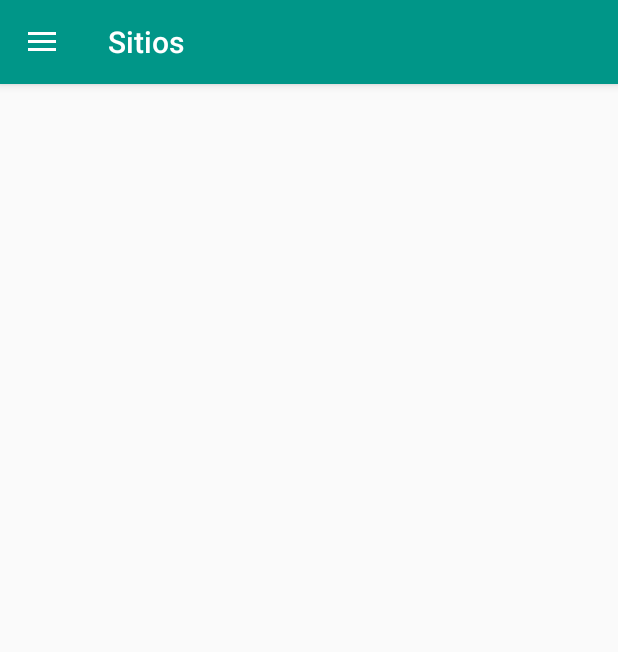
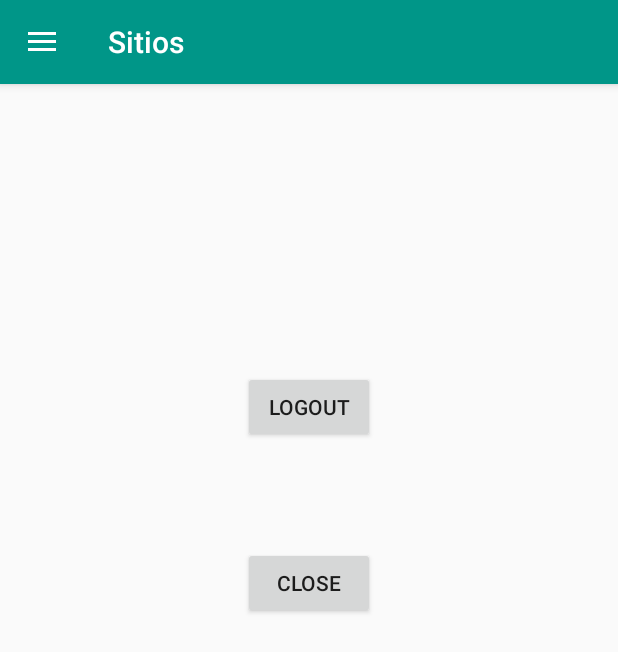
Before and after one commit to tutee/DiagonApp, an Android app: the SitiosActivity screen opened directly, with no data from a screen before it, on a phone screen of 412 x 824 dp. Shown: the top 652 px of the screen. Run offline under Robolectric (Android 15) with nearby library versions, the light colour scheme and no system bars.

Commit message:
Funcionando la sesión abierta

```diff
--- a/app/src/main/java/com/rightdecisions/diagonapp/activities/SitiosActivity.java
+++ b/app/src/main/java/com/rightdecisions/diagonapp/activities/SitiosActivity.java
@@ -1,5 +1,6 @@
 package com.rightdecisions.diagonapp.activities;
 
+import android.content.Intent;
 import android.os.Bundle;
 import android.support.annotation.Nullable;
 import android.support.design.widget.NavigationView;
@@ -7,9 +8,14 @@ import android.support.v4.view.GravityCompat;
 import android.support.v4.widget.DrawerLayout;
 import android.support.v7.app.ActionBarDrawerToggle;
 import android.support.v7.app.AppCompatActivity;
+import android.util.Log;
 import android.view.MenuItem;
 
 import com.rightdecisions.diagonapp.R;
+import android.content.Context;
+import android.content.SharedPreferences;
+import android.view.View;
+import android.widget.Button;
 
 /**
  * Created by Tute on 9/11/2016.
@@ -18,12 +24,20 @@ import com.rightdecisions.diagonapp.R;
 public class SitiosActivity extends AppCompatActivity implements NavigationView.OnNavigationItemSelectedListener {
 
     ActionBarDrawerToggle toggle;
+    Button bu=null;
+    Button bu2=null;
+    private static final int PREFERENCE_MODE_PRIVATE = 0;
+    private static final String MY_UNIQUE_PREFERENCE_FILE = "MyUniquePreferenceFile";
+    private SharedPreferences preferenceSettingsUnique;
+    private SharedPreferences.Editor preferenceEditorUnique;
 
     @Override
     protected void onCreate(@Nullable Bundle savedInstanceState) {
         super.onCreate(savedInstanceState);
         setContentView(R.layout.activity_sitios);
 
+        bu=(Button)findViewById(R.id.button2);
+        bu2=(Button)findViewById(R.id.button3);
 
         DrawerLayout drawerLayout = (DrawerLayout) findViewById(R.id.drawerLayout);
         toggle = new ActionBarDrawerToggle(this, drawerLayout, R.string.open, R.string.close);
@@ -47,4 +61,22 @@ public class SitiosActivity extends AppCompatActivity implements NavigationView.
 
         return false;
     }
+
+    public  void logout(View view){
+        preferenceSettingsUnique = getSharedPreferences(MY_UNIQUE_PREFERENCE_FILE, PREFERENCE_MODE_PRIVATE);
+        preferenceSettingsUnique.edit().clear().apply();
+        Intent intent = new Intent(
+                SitiosActivity.this,
+                LoginActivity.class);
+        startActivity(intent);
+        finish();
+    }
+
+    public void close(View view){
+        preferenceSettingsUnique = getSharedPreferences(MY_UNIQUE_PREFERENCE_FILE, PREFERENCE_MODE_PRIVATE);
+        preferenceEditorUnique = preferenceSettingsUnique.edit();
+        String prueba = preferenceSettingsUnique.getString("ID","");
+        Log.e("Shared", prueba);
+        finish();
+    }
 }
--- a/app/src/main/res/layout/activity_sitios.xml
+++ b/app/src/main/res/layout/activity_sitios.xml
@@ -10,7 +10,27 @@
     <LinearLayout xmlns:android="http://schemas.android.com/apk/res/android"
         android:orientation="vertical" android:layout_width="match_parent"
         android:layout_height="match_parent">
+        <Button
+            android:layout_width="wrap_content"
+            android:layout_height="wrap_content"
+            android:text="Logout"
+            android:onClick="logout"
+            android:id="@+id/button2"
+            android:layout_gravity="center_horizontal"
+            android:layout_alignParentTop="true"
+            android:layout_centerHorizontal="true"
+            android:layout_marginTop="191dp" />
 
+        <Button
+            android:layout_width="wrap_content"
+            android:layout_height="wrap_content"
+            android:layout_gravity="center_horizontal"
+            android:text="Close"
+            android:onClick="close"
+            android:id="@+id/button3"
+            android:layout_below="@+id/button2"
+            android:layout_centerHorizontal="true"
+            android:layout_marginTop="69dp" />
     </LinearLayout>
 
     <android.support.design.widget.NavigationView
```
Also changed, not shown: app/src/main/java/com/rightdecisions/diagonapp/activities/LoginActivity.java (+20 -0 lines), app/src/main/java/com/rightdecisions/diagonapp/activities/MainActivity.java (+19 -0 lines).
